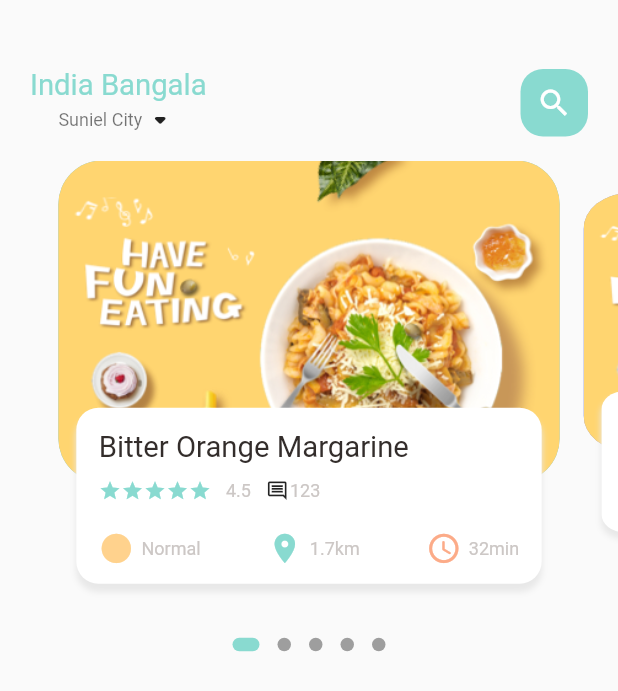
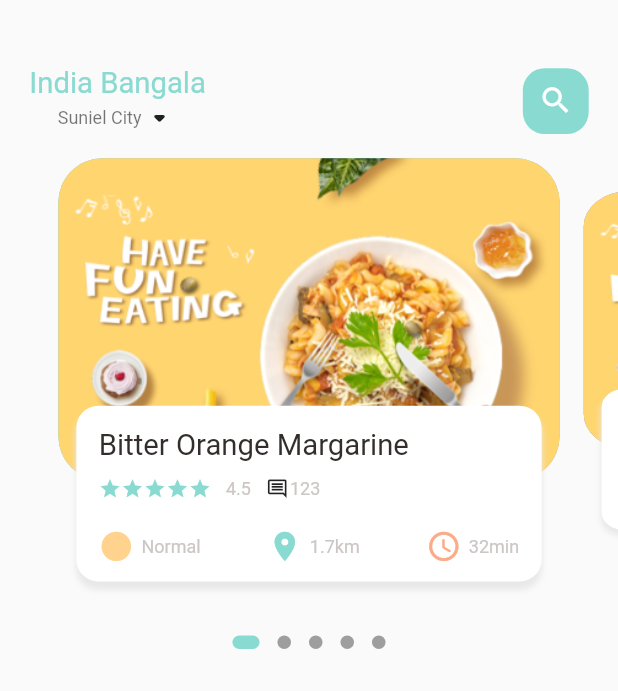
Before and after one commit to PascalJK/food_delivery, a Flutter app: the screen it shows after launch, on a phone screen of 412 x 824 dp. Shown: the top 691 px of the screen. Run offline on Flutter 3.47's test engine with Material 2 defaults, Android fonts, the phone set to English and light mode, and no system bars; drawn by our look-alikes of dots_indicator; our stand-ins replace get.

Commit message:
- added dynamic values.

```diff
--- a/lib/home/main_food_page.dart
+++ b/lib/home/main_food_page.dart
@@ -1,6 +1,7 @@
 import 'package:flutter/material.dart';
 import 'package:food_delivery/home/food_page_body.dart';
 import 'package:food_delivery/utils/colors.dart';
+import 'package:food_delivery/utils/dimensions.dart';
 
 import '../components/text/big.dart';
 import '../components/text/small.dart';
@@ -21,8 +22,8 @@ class _MainFoodPageState extends State<MainFoodPage> {
           // Header Content
           Container(
             child: Container(
-              margin: const EdgeInsets.only(top: 45, bottom: 15),
-              padding: const EdgeInsets.symmetric(horizontal: 20),
+              margin: EdgeInsets.only(top: Dimensions.height45, bottom: Dimensions.height15),
+              padding: EdgeInsets.symmetric(horizontal: Dimensions.width20),
               child: Row(
                 mainAxisAlignment: MainAxisAlignment.spaceBetween,
                 children: [
@@ -44,13 +45,17 @@ class _MainFoodPageState extends State<MainFoodPage> {
                     ],
                   ),
                   Container(
-                    width: 45,
-                    height: 45,
+                    width: Dimensions.size45,
+                    height: Dimensions.size45,
                     decoration: BoxDecoration(
-                      borderRadius: BorderRadius.circular(15),
+                      borderRadius: BorderRadius.circular(Dimensions.radius15),
                       color: AppColors.mainColor,
                     ),
-                    child: const Icon(Icons.search, color: Colors.white),
+                    child: Icon(
+                      Icons.search,
+                      color: Colors.white,
+                      size: Dimensions.iconSize24,
+                    ),
                   )
                 ],
               ),
```
